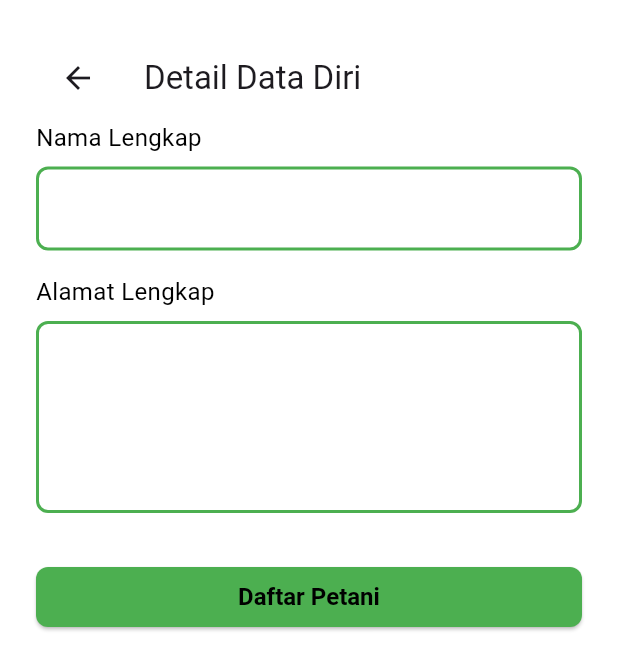
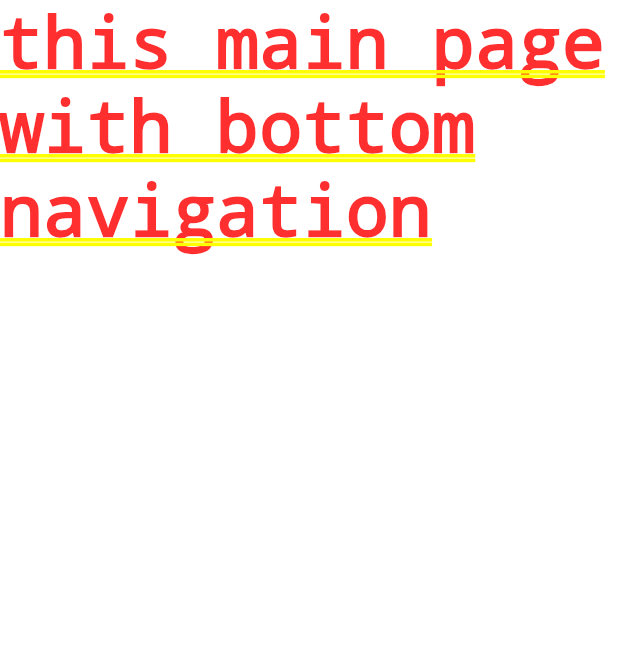
Before and after one commit to aliftheprogramer/study-clean-architecture, a Flutter app: the DetailDataDiriPageTes screen opened directly with empty values, after a tap on "Daftar Petani", on a phone screen of 412 x 824 dp. Shown: the top 670 px of the screen. Run offline on Flutter 3.47's test engine with Material 3 defaults, Android fonts, the phone set to English and light mode, and no system bars; our stand-ins replace dartz, dio, flutter_bloc, get_it, logger.

Commit message:
Refactor registration flow: remove old registration files and implement new button state management with Bloc

```diff
--- /dev/null
+++ b/lib/features/auth/presentation/bloc/remote/final_register/button_state.dart
@@ -0,0 +1,12 @@
+abstract class ButtonState {}
+
+class ButtonInitialState extends ButtonState {}
+
+class ButtonLoadingState extends ButtonState {}
+
+class ButtonSuccessState extends ButtonState {}
+
+class ButtonFailureState extends ButtonState {
+  final String errorMessage;
+  ButtonFailureState({required this.errorMessage});
+}
--- /dev/null
+++ b/lib/features/auth/presentation/bloc/remote/final_register/button_state_cubit.dart
@@ -0,0 +1,24 @@
+import 'package:clean_architecture_poktani/core/usecases/usecase.dart';
+import 'package:clean_architecture_poktani/features/auth/presentation/bloc/remote/final_register/button_state.dart';
+import 'package:dartz/dartz.dart';
+import 'package:flutter_bloc/flutter_bloc.dart';
+
+class ButtonStateCubit extends Cubit<ButtonState> {
+  ButtonStateCubit() : super(ButtonInitialState());
+
+  void execute({dynamic params, required Usecase usecase}) async {
+    try {
+      Either result = await usecase.call(param: params);
+      result.fold(
+        (error) {
+          emit(ButtonFailureState(errorMessage: error));
+        },
+        (data) {
+          emit(ButtonSuccessState());
+        },
+      );
+    } catch (e) {
+      emit(ButtonFailureState(errorMessage: e.toString()));
+    }
+  }
+}
--- a/lib/features/auth/presentation/bloc/remote/register/remote_register_bloc.dart
+++ b/lib/features/auth/presentation/bloc/remote/start_register/remote_register_bloc.dart
@@ -1,6 +1,6 @@
 import 'package:clean_architecture_poktani/features/auth/domain/entities/request/register/register_data.dart';
-import 'package:clean_architecture_poktani/features/auth/presentation/bloc/remote/register/remote_regiser_state.dart';
-import 'package:clean_architecture_poktani/features/auth/presentation/bloc/remote/register/remote_register_event.dart';
+import 'package:clean_architecture_poktani/features/auth/presentation/bloc/remote/start_register/remote_regiser_state.dart';
+import 'package:clean_architecture_poktani/features/auth/presentation/bloc/remote/start_register/remote_register_event.dart';
 import 'package:flutter_bloc/flutter_bloc.dart';
 
 
--- a/lib/features/auth/presentation/pages/detail_data_diri_tes.dart
+++ b/lib/features/auth/presentation/pages/detail_data_diri_tes.dart
@@ -2,9 +2,13 @@ import 'package:clean_architecture_poktani/core/services/services_locator.dart';
 import 'package:clean_architecture_poktani/features/auth/data/models/signup_req.dart';
 import 'package:clean_architecture_poktani/features/auth/domain/entities/request/register/register_data.dart';
 import 'package:clean_architecture_poktani/features/auth/domain/usecase/signup_usecases.dart';
+import 'package:clean_architecture_poktani/features/auth/presentation/bloc/remote/final_register/button_state.dart';
+import 'package:clean_architecture_poktani/features/auth/presentation/bloc/remote/final_register/button_state_cubit.dart';
 import 'package:clean_architecture_poktani/features/auth/presentation/pages/widget/custom_auth_text_field.dart';
-import 'package:clean_architecture_poktani/features/auth/presentation/pages/widget/custom_submit_auth_button.dart';
+import 'package:clean_architecture_poktani/features/auth/presentation/pages/widget/custom_submit_auth_button_final.dart';
+import 'package:clean_architecture_poktani/features/main/presentation/pages/main_navigator_page.dart';
 import 'package:flutter/material.dart';
+import 'package:flutter_bloc/flutter_bloc.dart';
 import 'package:logger/web.dart';
 
 class DetailDataDiriPageTes extends StatelessWidget {
@@ -17,7 +21,36 @@ class DetailDataDiriPageTes extends StatelessWidget {
 
   @override
   Widget build(BuildContext context) {
-    return Scaffold(body: _buildBody(context));
+    return Scaffold(
+      body: BlocProvider(
+        create: (context) => ButtonStateCubit(),
+        child: BlocListener<ButtonStateCubit, ButtonState>(
+          listener: (context, state) {
+            if (state is ButtonSuccessState) {
+              Navigator.pushReplacement(
+                context,
+                MaterialPageRoute(
+                  builder: (context) => const MainNavigatorPage(),
+                ),
+              );
+            }
+            if (state is ButtonFailureState) {
+              ScaffoldMessenger.of(context).showSnackBar(
+                SnackBar(
+                  content: Text(state.errorMessage),
+                  backgroundColor: Colors.red,
+                ),
+              );
+            }
+          },
+          child: Builder(
+            builder: (context) {
+              return _buildBody(context);
+            },
+          ),
+        ),
+      ),
+    );
   }
 
   Widget _buildBody(BuildContext context) {
@@ -51,28 +84,28 @@ class DetailDataDiriPageTes extends StatelessWidget {
               isAlamat: true,
             ),
             SizedBox(height: 32),
-            CustomSubmitAuthButton(
-              label: "Daftar Petani",
-              onPressed: () {
-                Logger().i("Signup request: ${registrationData.password}");
-                Logger().i(
-                  "Signup request: ${registrationData.password_confirmation}",
-                );
-                sl<SignupUsecase>().call(
-                  param: SignupReqParams(
-                    name: _namaLengkapController.text,
-                    password: registrationData.password,
-                    password_confirmation:
-                        registrationData.password_confirmation,
-                    phone_number: registrationData.phone_number,
-                    address: _alamatLengkapController.text,
-                  ),
-                );
-              },
-            ),
+            _createAccountButton(context),
           ],
         ),
       ),
     );
   }
+
+  Widget _createAccountButton(BuildContext context) {
+    return CustomSubmitAuthButtonFinal(
+      label: "Daftar Petani",
+      onPressed: () {
+        context.read<ButtonStateCubit>().execute(
+          usecase: sl<SignupUsecase>(),
+          params: SignupReqParams(
+            name: _namaLengkapController.value.text,
+            password: registrationData.password,
+            password_confirmation: registrationData.password_confirmation,
+            phone_number: registrationData.phone_number,
+            address: _alamatLengkapController.text,
+          ),
+        );
+      },
+    );
+  }
 }
--- a/lib/features/auth/presentation/pages/register.dart
+++ b/lib/features/auth/presentation/pages/register.dart
@@ -1,6 +1,6 @@
-import 'package:clean_architecture_poktani/features/auth/presentation/bloc/remote/register/remote_regiser_state.dart';
-import 'package:clean_architecture_poktani/features/auth/presentation/bloc/remote/register/remote_register_bloc.dart';
-import 'package:clean_architecture_poktani/features/auth/presentation/bloc/remote/register/remote_register_event.dart';
+import 'package:clean_architecture_poktani/features/auth/presentation/bloc/remote/start_register/remote_regiser_state.dart';
+import 'package:clean_architecture_poktani/features/auth/presentation/bloc/remote/start_register/remote_register_bloc.dart';
+import 'package:clean_architecture_poktani/features/auth/presentation/bloc/remote/start_register/remote_register_event.dart';
 import 'package:clean_architecture_poktani/features/auth/presentation/pages/detail_data_diri_tes.dart';
 import 'package:clean_architecture_poktani/features/auth/presentation/pages/widget/custom_auth_text_field.dart';
 import 'package:clean_architecture_poktani/features/auth/presentation/pages/widget/custom_submit_auth_button.dart';
--- /dev/null
+++ b/lib/features/auth/presentation/pages/widget/custom_submit_auth_button_final.dart
@@ -0,0 +1,60 @@
+import 'package:clean_architecture_poktani/features/auth/presentation/bloc/remote/final_register/button_state.dart';
+import 'package:clean_architecture_poktani/features/auth/presentation/bloc/remote/final_register/button_state_cubit.dart';
+import 'package:flutter/material.dart';
+import 'package:flutter_bloc/flutter_bloc.dart';
+
+class CustomSubmitAuthButtonFinal extends StatelessWidget {
+  final String label;
+  final bool isLoading;
+  final VoidCallback? onPressed;
+  final double? height;
+  final double? width;
+
+  const CustomSubmitAuthButtonFinal({
+    super.key,
+    required this.label,
+    this.isLoading = false,
+    required this.onPressed,
+    this.height,
+    this.width,
+  });
+
+  @override
+  Widget build(BuildContext context) {
+    return BlocBuilder<ButtonStateCubit, ButtonState>(
+      builder: (context, state) {
+        if (state is ButtonLoadingState) {
+          return _loading(context);
+        } else {
+          return _initial(context);
+        }
+      },
+    );
+  }
+
+  Widget _loading(BuildContext context) {
+    return const SizedBox(
+      height: 20,
+      width: 20,
+      child: CircularProgressIndicator(),
+    );
+  }
+
+  Widget _initial(BuildContext context) {
+    return SizedBox(
+      width: double.infinity,
+      child: ElevatedButton(
+        onPressed: onPressed,
+        style: ElevatedButton.styleFrom(
+          foregroundColor: Colors.black,
+          backgroundColor: Colors.green,
+          shape: RoundedRectangleBorder(
+            borderRadius: BorderRadius.circular(8.0),
+          ),
+          textStyle: const TextStyle(fontSize: 16, fontWeight: FontWeight.bold),
+        ),
+        child: Text(label),
+      ),
+    );
+  }
+}
--- /dev/null
+++ b/lib/features/main/presentation/pages/main_navigator_page.dart
@@ -0,0 +1,10 @@
+import 'package:flutter/material.dart';
+
+class MainNavigatorPage extends StatelessWidget {
+  const MainNavigatorPage({super.key});
+
+  @override
+  Widget build(BuildContext context) {
+    return const Text("this main page with bottom navigation");
+  }
+}
```
Also changed, not shown: lib/features/auth/presentation/bloc/remote/start_register/remote_regiser_state.dart (renamed from lib/features/auth/presentation/bloc/remote/register/remote_regiser_state.dart), lib/features/auth/presentation/bloc/remote/start_register/remote_register_event.dart (renamed from lib/features/auth/presentation/bloc/remote/register/remote_register_event.dart).
